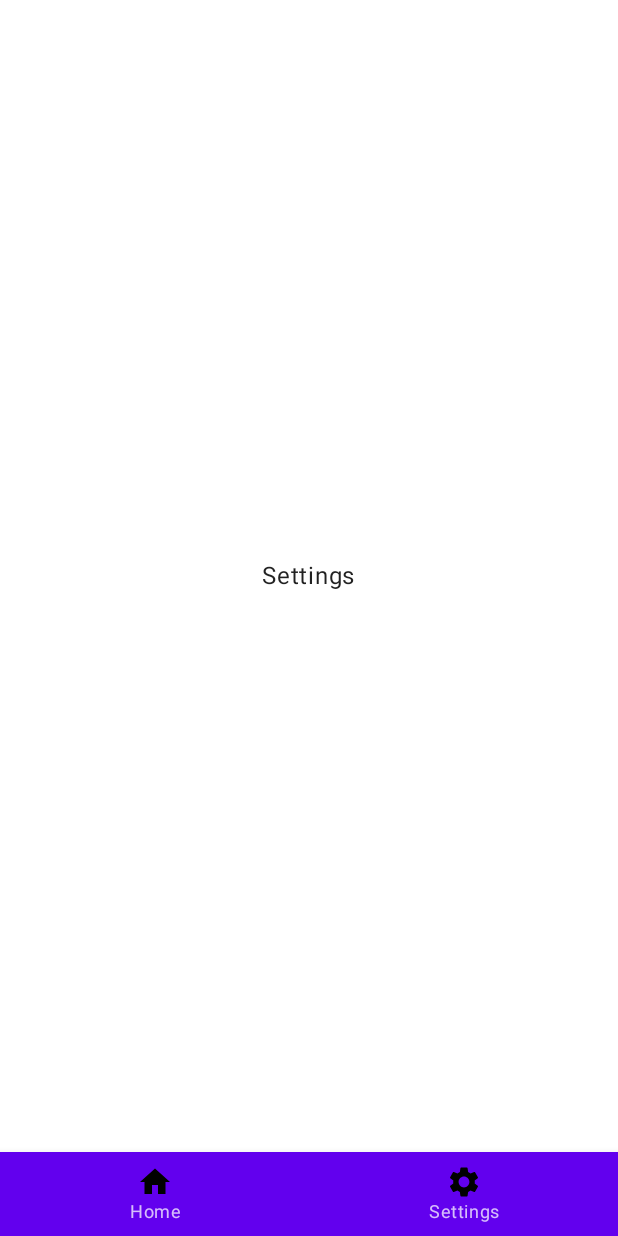
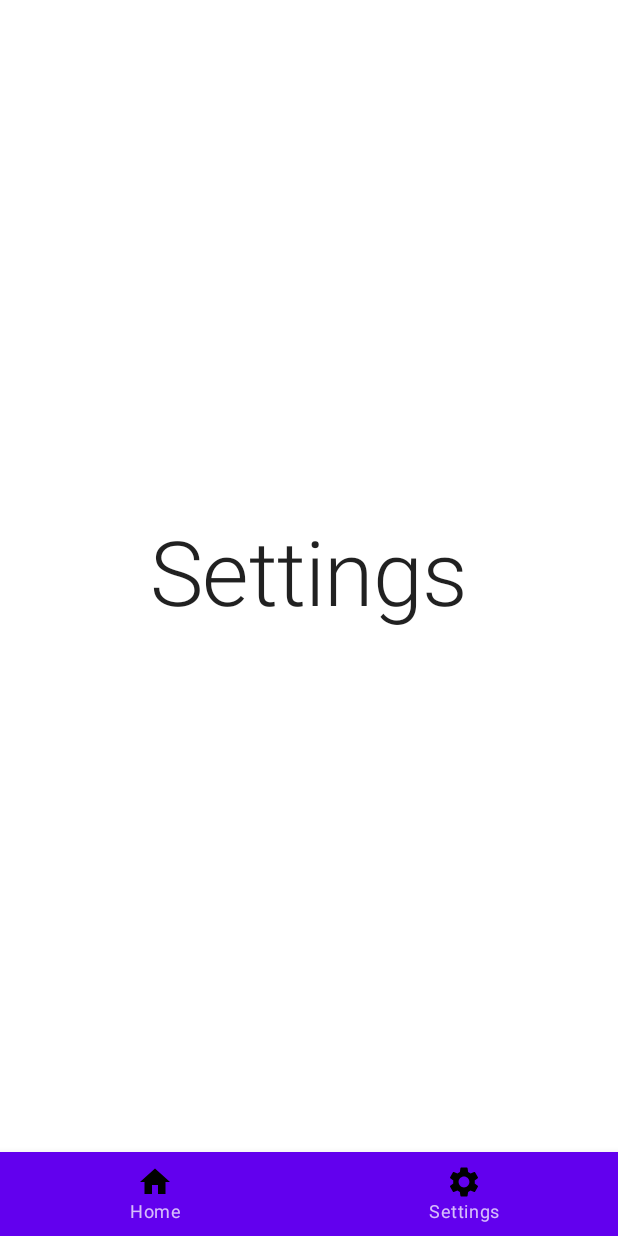
Before and after one commit to chRyNaN/navigation, an Android app built with Jetpack Compose: the screen it shows after launch (MainActivity), item 2 of the bottom bar chosen, on a phone screen of 412 x 824 dp. Run offline under Robolectric (Android 15) with nearby library versions, the phone set to English and light mode, and no system bars.

Commit message:
Updated sample-compose module

```diff
--- a/sample-compose/src/main/java/com/chrynan/navigation/sample/compose/App.kt
+++ b/sample-compose/src/main/java/com/chrynan/navigation/sample/compose/App.kt
@@ -2,10 +2,7 @@ package com.chrynan.navigation.sample.compose
 
 import androidx.compose.foundation.Image
 import androidx.compose.foundation.layout.*
-import androidx.compose.material.BottomNavigation
-import androidx.compose.material.BottomNavigationItem
-import androidx.compose.material.Button
-import androidx.compose.material.Text
+import androidx.compose.material.*
 import androidx.compose.runtime.Composable
 import androidx.compose.ui.Alignment
 import androidx.compose.ui.Modifier
@@ -19,13 +16,7 @@ import com.chrynan.navigation.compose.rememberNavigatorByKey
 @Composable
 fun App() {
     val navigator = rememberNavigatorByKey(
-        initialContext = MainScope.HOME,
-        initialKeys = { scope ->
-            when (scope) {
-                MainScope.HOME -> NavKey.HOME
-                MainScope.SETTINGS -> NavKey.SETTINGS
-            }
-        },
+        initialContext = MainNavigationContext.HOME,
         content = { key ->
             Column(
                 modifier = Modifier.fillMaxSize(),
@@ -34,17 +25,20 @@ fun App() {
             ) {
                 when (key) {
                     NavKey.HOME -> {
-                        Text("Home")
+                        Text("Home", style = MaterialTheme.typography.h2)
 
-                        Button(modifier = Modifier.padding(top = 20.dp), onClick = { navigator.goTo(NavKey.DETAILS) }) {
+                        Button(
+                            modifier = Modifier.padding(top = 20.dp),
+                            onClick = { navigator.goTo(NavKey.DETAILS) }
+                        ) {
                             Text("Details")
                         }
                     }
                     NavKey.SETTINGS -> {
-                        Text("Settings")
+                        Text("Settings", style = MaterialTheme.typography.h2)
                     }
                     NavKey.DETAILS -> {
-                        Text("Details")
+                        Text("Details", style = MaterialTheme.typography.h2)
                     }
                 }
             }
@@ -57,12 +51,12 @@ fun App() {
         }
 
         BottomNavigation {
-            MainScope.values().forEach { scope ->
+            MainNavigationContext.values().forEach { context ->
                 BottomNavigationItem(
                     selected = false,
-                    onClick = { navigator.changeContext(scope) },
-                    label = { Text(scope.title) },
-                    icon = { Image(imageVector = scope.icon, contentDescription = null) }
+                    onClick = { navigator.changeContext(context) },
+                    label = { Text(context.title) },
+                    icon = { Image(imageVector = context.icon, contentDescription = null) }
                 )
             }
         }
--- a/sample-compose/src/main/java/com/chrynan/navigation/sample/compose/MainScope.kt
+++ b/sample-compose/src/main/java/com/chrynan/navigation/sample/compose/MainNavigationContext.kt
@@ -4,12 +4,20 @@ import androidx.compose.material.icons.Icons
 import androidx.compose.material.icons.filled.Home
 import androidx.compose.material.icons.filled.Settings
 import androidx.compose.ui.graphics.vector.ImageVector
+import com.chrynan.navigation.NavigationContext
 
-enum class MainScope(
+enum class MainNavigationContext(
     val title: String,
     val icon: ImageVector
-) {
+) : NavigationContext<NavKey> {
 
     HOME(title = "Home", icon = Icons.Default.Home),
-    SETTINGS(title = "Settings", icon = Icons.Default.Settings)
+
+    SETTINGS(title = "Settings", icon = Icons.Default.Settings);
+
+    override val initialKey: NavKey
+        get() = when (this) {
+            HOME -> NavKey.HOME
+            SETTINGS -> NavKey.SETTINGS
+        }
 }
```
